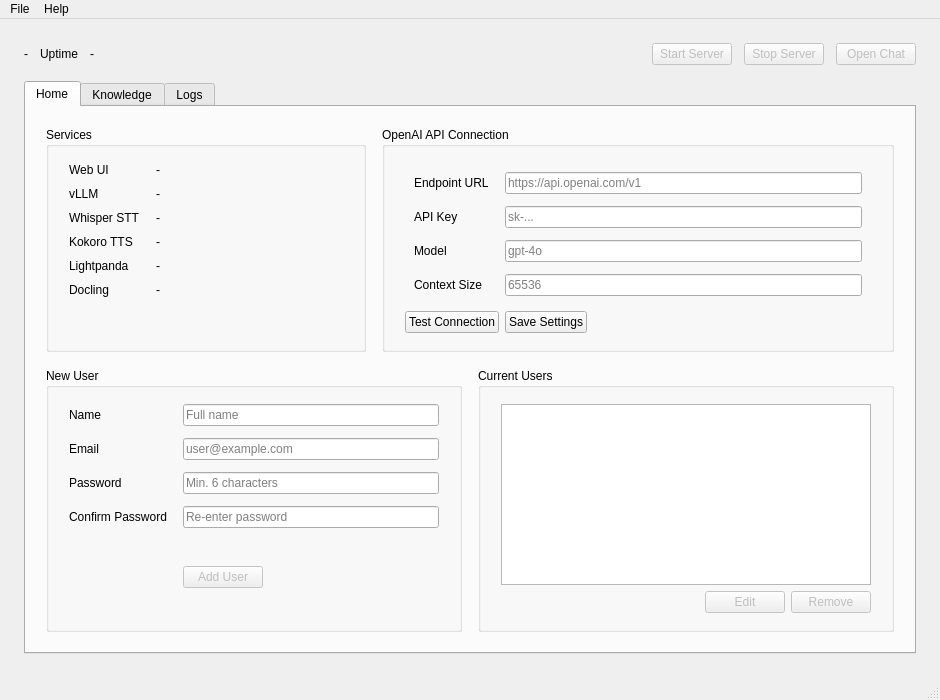
Qt form src/aria/gui/ui/mainwindow.ui (malvavisc0/aria-ai) before a commit.
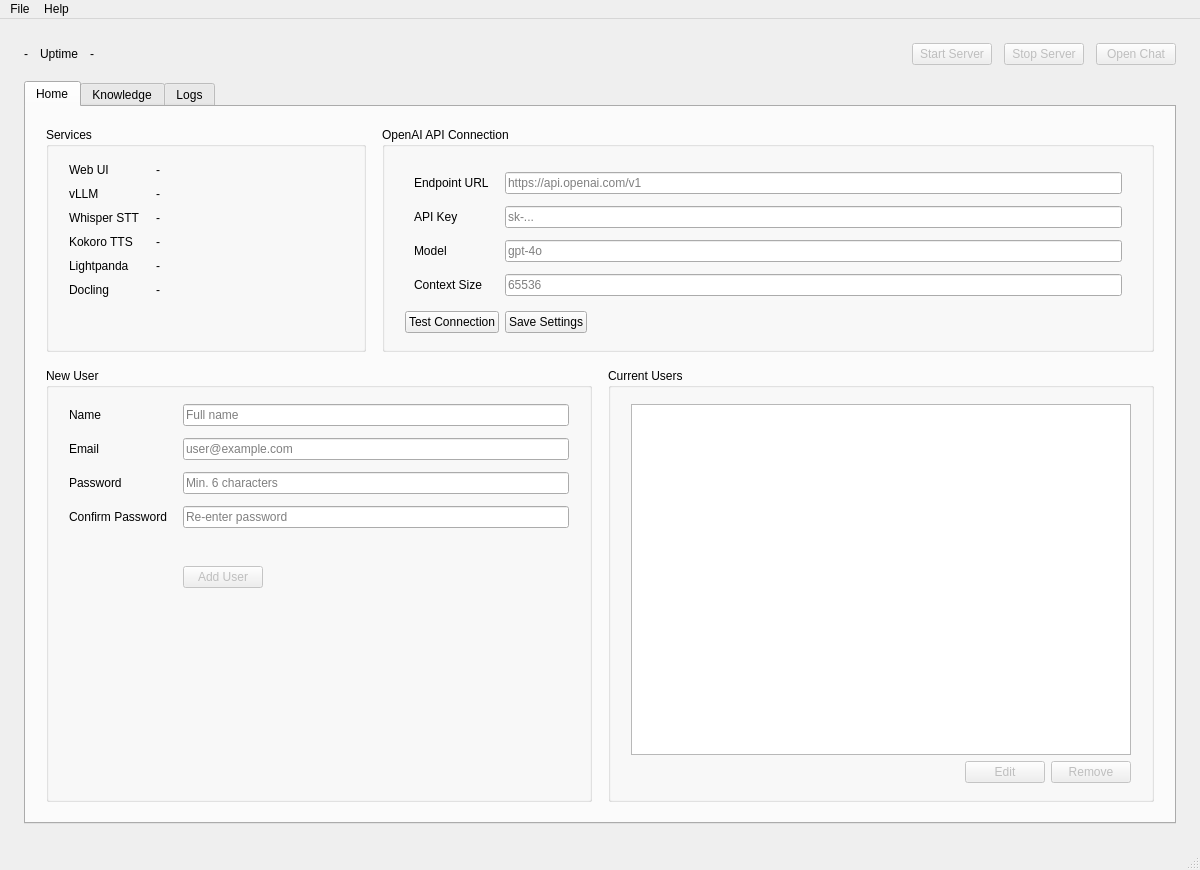
The same form after that commit. Icons and pictures are not drawn.

Commit message: increasing gui min size

What changed in the file:
```diff
--- a/src/aria/gui/ui/mainwindow.ui
+++ b/src/aria/gui/ui/mainwindow.ui
@@ -6,14 +6,14 @@
    <rect>
     <x>0</x>
     <y>0</y>
-    <width>800</width>
-    <height>700</height>
+    <width>1200</width>
+    <height>870</height>
    </rect>
   </property>
   <property name="minimumSize">
    <size>
-    <width>940</width>
-    <height>660</height>
+    <width>1200</width>
+    <height>870</height>
    </size>
   </property>
   <property name="focusPolicy">
```
The commit also changes 2 other files.
